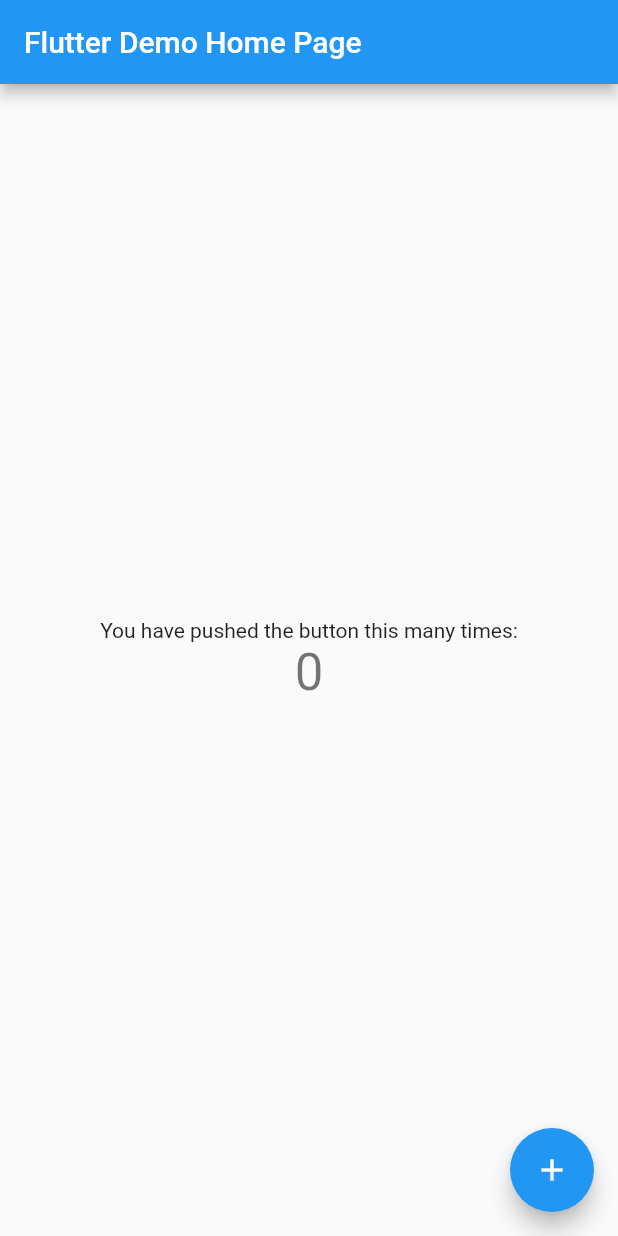
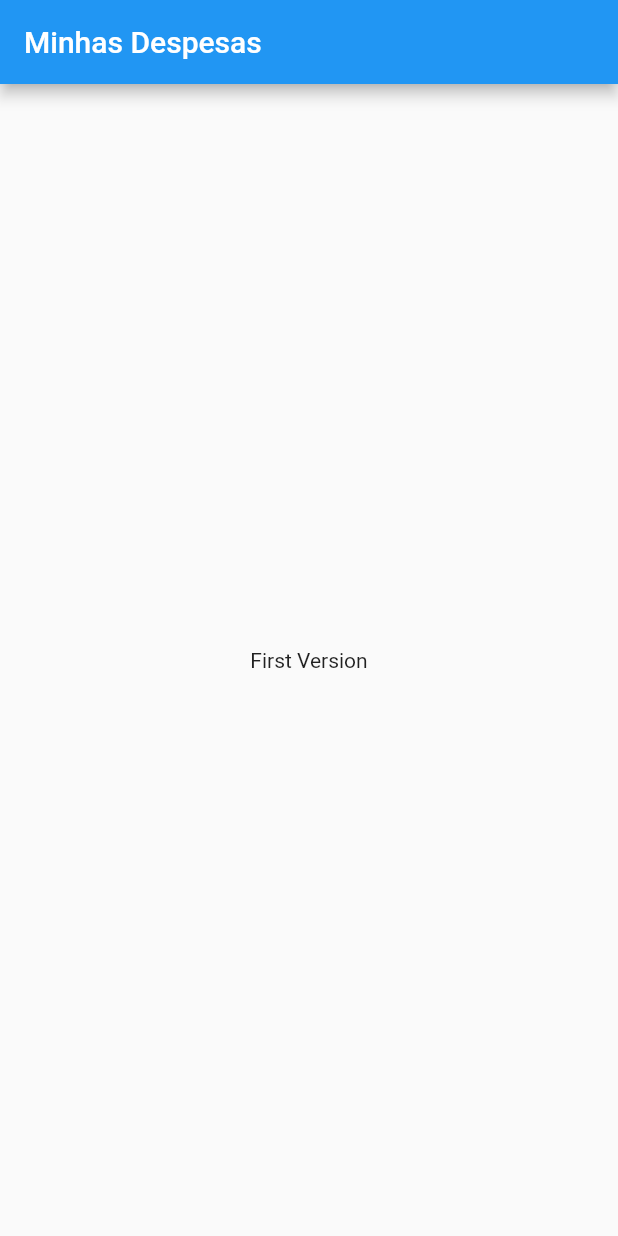
Before and after one commit to hermespedro/flutter-expenses-app, a Flutter app: the screen it shows after launch, on a phone screen of 412 x 824 dp. Run offline on Flutter 3.47's test engine with Material 2 defaults, Android fonts, the phone set to English and light mode, and no system bars.

Commit message:
#0001 - Estruturando o layout inicial

```diff
--- a/lib/main.dart
+++ b/lib/main.dart
@@ -1,111 +1,28 @@
 import 'package:flutter/material.dart';
 
-void main() => runApp(MyApp());
 
-class MyApp extends StatelessWidget {
-  // This widget is the root of your application.
+void main() => runApp(ExpensesApp());
+
+class ExpensesApp extends StatelessWidget {
   @override
   Widget build(BuildContext context) {
     return MaterialApp(
-      title: 'Flutter Demo',
-      theme: ThemeData(
-        // This is the theme of your application.
-        //
-        // Try running your application with "flutter run". You'll see the
-        // application has a blue toolbar. Then, without quitting the app, try
-        // changing the primarySwatch below to Colors.green and then invoke
-        // "hot reload" (press "r" in the console where you ran "flutter run",
-        // or simply save your changes to "hot reload" in a Flutter IDE).
-        // Notice that the counter didn't reset back to zero; the application
-        // is not restarted.
-        primarySwatch: Colors.blue,
-      ),
-      home: MyHomePage(title: 'Flutter Demo Home Page'),
+      debugShowCheckedModeBanner: false,
+      home: MyHomePage()
     );
   }
 }
 
-class MyHomePage extends StatefulWidget {
-  MyHomePage({Key key, this.title}) : super(key: key);
-
-  // This widget is the home page of your application. It is stateful, meaning
-  // that it has a State object (defined below) that contains fields that affect
-  // how it looks.
-
-  // This class is the configuration for the state. It holds the values (in this
-  // case the title) provided by the parent (in this case the App widget) and
-  // used by the build method of the State. Fields in a Widget subclass are
-  // always marked "final".
-
-  final String title;
-
-  @override
-  _MyHomePageState createState() => _MyHomePageState();
-}
-
-class _MyHomePageState extends State<MyHomePage> {
-  int _counter = 0;
-
-  void _incrementCounter() {
-    setState(() {
-      // This call to setState tells the Flutter framework that something has
-      // changed in this State, which causes it to rerun the build method below
-      // so that the display can reflect the updated values. If we changed
-      // _counter without calling setState(), then the build method would not be
-      // called again, and so nothing would appear to happen.
-      _counter++;
-    });
-  }
-
+class MyHomePage extends StatelessWidget {
   @override
   Widget build(BuildContext context) {
-    // This method is rerun every time setState is called, for instance as done
-    // by the _incrementCounter method above.
-    //
-    // The Flutter framework has been optimized to make rerunning build methods
-    // fast, so that you can just rebuild anything that needs updating rather
-    // than having to individually change instances of widgets.
     return Scaffold(
       appBar: AppBar(
-        // Here we take the value from the MyHomePage object that was created by
-        // the App.build method, and use it to set our appbar title.
-        title: Text(widget.title),
+        title: Text("Minhas Despesas"),
       ),
       body: Center(
-        // Center is a layout widget. It takes a single child and positions it
-        // in the middle of the parent.
-        child: Column(
-          // Column is also a layout widget. It takes a list of children and
-          // arranges them vertically. By default, it sizes itself to fit its
-          // children horizontally, and tries to be as tall as its parent.
-          //
-          // Invoke "debug painting" (press "p" in the console, choose the
-          // "Toggle Debug Paint" action from the Flutter Inspector in Android
-          // Studio, or the "Toggle Debug Paint" command in Visual Studio Code)
-          // to see the wireframe for each widget.
-          //
-          // Column has various properties to control how it sizes itself and
-          // how it positions its children. Here we use mainAxisAlignment to
-          // center the children vertically; the main axis here is the vertical
-          // axis because Columns are vertical (the cross axis would be
-          // horizontal).
-          mainAxisAlignment: MainAxisAlignment.center,
-          children: <Widget>[
-            Text(
-              'You have pushed the button this many times:',
-            ),
-            Text(
-              '$_counter',
-              style: Theme.of(context).textTheme.display1,
-            ),
-          ],
-        ),
+        child: Text('First Version'),
       ),
-      floatingActionButton: FloatingActionButton(
-        onPressed: _incrementCounter,
-        tooltip: 'Increment',
-        child: Icon(Icons.add),
-      ), // This trailing comma makes auto-formatting nicer for build methods.
     );
   }
 }
```
